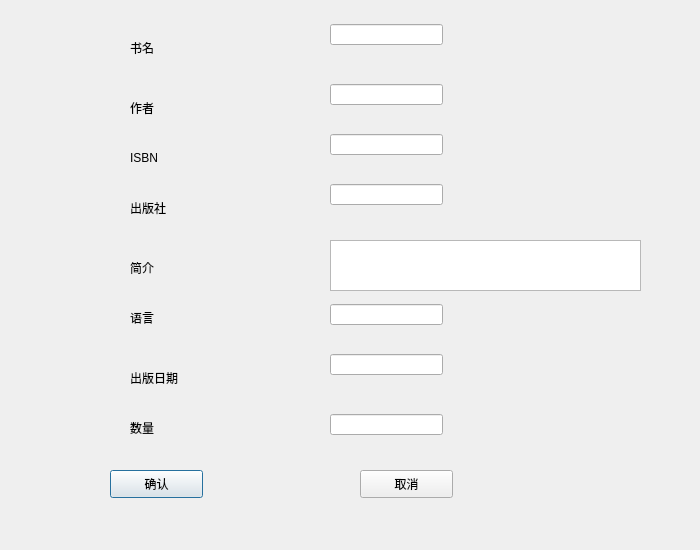
The window that resources/form/updatebook.ui (Minevitably/LibraryManagement) describes before a commit, drawn with Qt 5.
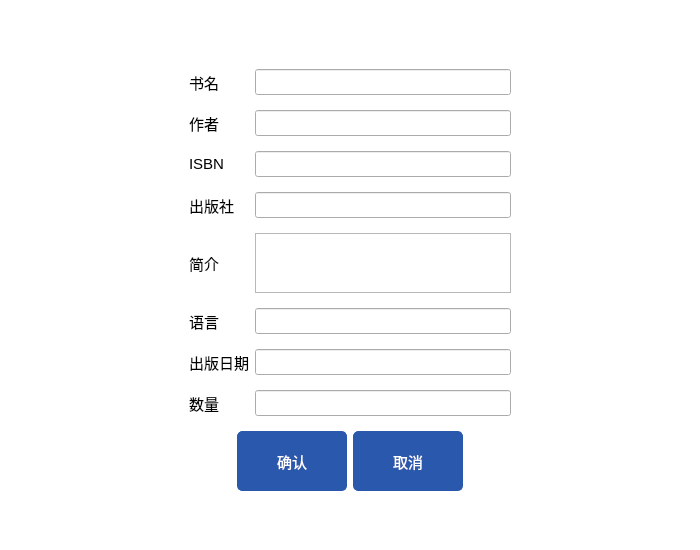
The same window after the commit.

Commit message: ui大更新 移除无意义button 移除左下角退出登录按钮和label

Patch:
```diff
--- a/resources/form/updatebook.ui
+++ b/resources/form/updatebook.ui
@@ -13,216 +13,384 @@
   <property name="windowTitle">
    <string>updatebook</string>
   </property>
-  <widget class="QLabel" name="label_2">
-   <property name="geometry">
-    <rect>
-     <x>130</x>
-     <y>100</y>
-     <width>72</width>
-     <height>15</height>
-    </rect>
-   </property>
-   <property name="text">
-    <string>作者</string>
-   </property>
-  </widget>
-  <widget class="QLabel" name="label">
-   <property name="geometry">
-    <rect>
-     <x>130</x>
-     <y>40</y>
-     <width>72</width>
-     <height>15</height>
-    </rect>
-   </property>
-   <property name="text">
-    <string>书名</string>
-   </property>
-  </widget>
-  <widget class="QLabel" name="label_7">
-   <property name="geometry">
-    <rect>
-     <x>130</x>
-     <y>370</y>
-     <width>72</width>
-     <height>15</height>
-    </rect>
-   </property>
-   <property name="text">
-    <string>出版日期</string>
-   </property>
-  </widget>
-  <widget class="QLabel" name="label_3">
-   <property name="geometry">
-    <rect>
-     <x>130</x>
-     <y>150</y>
-     <width>72</width>
-     <height>15</height>
-    </rect>
-   </property>
-   <property name="text">
-    <string>ISBN</string>
-   </property>
-  </widget>
-  <widget class="QLabel" name="label_4">
-   <property name="geometry">
-    <rect>
-     <x>130</x>
-     <y>200</y>
-     <width>72</width>
-     <height>15</height>
-    </rect>
-   </property>
-   <property name="text">
-    <string>出版社</string>
-   </property>
-  </widget>
-  <widget class="QPushButton" name="btnOK">
-   <property name="geometry">
-    <rect>
-     <x>110</x>
-     <y>470</y>
-     <width>93</width>
-     <height>28</height>
-    </rect>
-   </property>
-   <property name="text">
-    <string>确认</string>
-   </property>
-  </widget>
-  <widget class="QLabel" name="label_6">
-   <property name="geometry">
-    <rect>
-     <x>130</x>
-     <y>310</y>
-     <width>72</width>
-     <height>15</height>
-    </rect>
-   </property>
-   <property name="text">
-    <string>语言</string>
-   </property>
-  </widget>
-  <widget class="QPushButton" name="btnCancel">
-   <property name="geometry">
-    <rect>
-     <x>360</x>
-     <y>470</y>
-     <width>93</width>
-     <height>28</height>
-    </rect>
-   </property>
-   <property name="text">
-    <string>取消</string>
-   </property>
-  </widget>
-  <widget class="QLabel" name="label_5">
-   <property name="geometry">
-    <rect>
-     <x>130</x>
-     <y>260</y>
-     <width>72</width>
-     <height>15</height>
-    </rect>
-   </property>
-   <property name="text">
-    <string>简介</string>
-   </property>
-  </widget>
-  <widget class="QLabel" name="label_15">
-   <property name="geometry">
-    <rect>
-     <x>130</x>
-     <y>420</y>
-     <width>72</width>
-     <height>15</height>
-    </rect>
-   </property>
-   <property name="text">
-    <string>数量</string>
-   </property>
-  </widget>
-  <widget class="QLineEdit" name="lineEditTitle">
-   <property name="geometry">
-    <rect>
-     <x>330</x>
-     <y>24</y>
-     <width>113</width>
-     <height>21</height>
-    </rect>
-   </property>
-  </widget>
-  <widget class="QLineEdit" name="lineEditAuthor">
-   <property name="geometry">
-    <rect>
-     <x>330</x>
-     <y>84</y>
-     <width>113</width>
-     <height>21</height>
-    </rect>
-   </property>
-  </widget>
-  <widget class="QLineEdit" name="lineEditIsbn">
-   <property name="geometry">
-    <rect>
-     <x>330</x>
-     <y>134</y>
-     <width>113</width>
-     <height>21</height>
-    </rect>
-   </property>
-  </widget>
-  <widget class="QLineEdit" name="lineEditPublisher">
-   <property name="geometry">
-    <rect>
-     <x>330</x>
-     <y>184</y>
-     <width>113</width>
-     <height>21</height>
-    </rect>
-   </property>
-  </widget>
-  <widget class="QLineEdit" name="lineEditLanguage">
-   <property name="geometry">
-    <rect>
-     <x>330</x>
-     <y>304</y>
-     <width>113</width>
-     <height>21</height>
-    </rect>
-   </property>
-  </widget>
-  <widget class="QLineEdit" name="lineEditPublishDate">
-   <property name="geometry">
-    <rect>
-     <x>330</x>
-     <y>354</y>
-     <width>113</width>
-     <height>21</height>
-    </rect>
-   </property>
-  </widget>
-  <widget class="QLineEdit" name="lineEditQuantity">
-   <property name="geometry">
-    <rect>
-     <x>330</x>
-     <y>414</y>
-     <width>113</width>
-     <height>21</height>
-    </rect>
-   </property>
-  </widget>
-  <widget class="QTextEdit" name="textEditDescription">
-   <property name="geometry">
-    <rect>
-     <x>330</x>
-     <y>240</y>
-     <width>311</width>
-     <height>51</height>
-    </rect>
-   </property>
-  </widget>
+  <property name="styleSheet">
+   <string notr="true">#updatebook {
+	background-color: rgb(255, 255, 255);
+}</string>
+  </property>
+  <layout class="QVBoxLayout" name="verticalLayout">
+   <item>
+    <spacer name="verticalSpacer">
+     <property name="orientation">
+      <enum>Qt::Vertical</enum>
+     </property>
+     <property name="sizeHint" stdset="0">
+      <size>
+       <width>20</width>
+       <height>35</height>
+      </size>
+     </property>
+    </spacer>
+   </item>
+   <item>
+    <layout class="QHBoxLayout" name="horizontalLayout">
+     <item>
+      <spacer name="horizontalSpacer">
+       <property name="orientation">
+        <enum>Qt::Horizontal</enum>
+       </property>
+       <property name="sizeHint" stdset="0">
+        <size>
+         <width>40</width>
+         <height>20</height>
+        </size>
+       </property>
+      </spacer>
+     </item>
+     <item>
+      <widget class="QWidget" name="widget" native="true">
+       <layout class="QGridLayout" name="gridLayout">
+        <property name="verticalSpacing">
+         <number>15</number>
+        </property>
+        <item row="1" column="1">
+         <widget class="QLineEdit" name="lineEditAuthor">
+          <property name="font">
+           <font>
+            <family>Arial</family>
+            <pointsize>11</pointsize>
+           </font>
+          </property>
+         </widget>
+        </item>
+        <item row="4" column="1">
+         <widget class="QTextEdit" name="textEditDescription">
+          <property name="minimumSize">
+           <size>
+            <width>0</width>
+            <height>40</height>
+           </size>
+          </property>
+          <property name="maximumSize">
+           <size>
+            <width>16777215</width>
+            <height>60</height>
+           </size>
+          </property>
+          <property name="font">
+           <font>
+            <family>Arial</family>
+            <pointsize>11</pointsize>
+           </font>
+          </property>
+         </widget>
+        </item>
+        <item row="6" column="1">
+         <widget class="QLineEdit" name="lineEditPublishDate">
+          <property name="font">
+           <font>
+            <family>Arial</family>
+            <pointsize>11</pointsize>
+           </font>
+          </property>
+         </widget>
+        </item>
+        <item row="3" column="0">
+         <widget class="QLabel" name="label_4">
+          <property name="font">
+           <font>
+            <family>Arial</family>
+            <pointsize>11</pointsize>
+           </font>
+          </property>
+          <property name="text">
+           <string>出版社</string>
+          </property>
+         </widget>
+        </item>
+        <item row="2" column="0">
+         <widget class="QLabel" name="label_3">
+          <property name="font">
+           <font>
+            <family>Arial</family>
+            <pointsize>11</pointsize>
+           </font>
+          </property>
+          <property name="text">
+           <string>ISBN</string>
+          </property>
+         </widget>
+        </item>
+        <item row="4" column="0">
+         <widget class="QLabel" name="label_5">
+          <property name="font">
+           <font>
+            <family>Arial</family>
+            <pointsize>11</pointsize>
+           </font>
+          </property>
+          <property name="text">
+           <string>简介</string>
+          </property>
+         </widget>
+        </item>
+        <item row="0" column="1">
+         <widget class="QLineEdit" name="lineEditTitle">
+          <property name="font">
+           <font>
+            <family>Arial</family>
+            <pointsize>11</pointsize>
+           </font>
+          </property>
+         </widget>
+        </item>
+        <item row="3" column="1">
+         <widget class="QLineEdit" name="lineEditPublisher">
+          <property name="font">
+           <font>
+            <family>Arial</family>
+            <pointsize>11</pointsize>
+           </font>
+          </property>
+         </widget>
+        </item>
+        <item row="2" column="1">
+         <widget class="QLineEdit" name="lineEditIsbn">
+          <property name="font">
+           <font>
+            <family>Arial</family>
+            <pointsize>11</pointsize>
+           </font>
+          </property>
+         </widget>
+        </item>
+        <item row="5" column="0">
+         <widget class="QLabel" name="label_6">
+          <property name="font">
+           <font>
+            <family>Arial</family>
+            <pointsize>11</pointsize>
+           </font>
+          </property>
+          <property name="text">
+           <string>语言</string>
+          </property>
+         </widget>
+        </item>
+        <item row="1" column="0">
+         <widget class="QLabel" name="label_2">
+          <property name="font">
+           <font>
+            <family>Arial</family>
+            <pointsize>11</pointsize>
+           </font>
+          </property>
+          <property name="text">
+           <string>作者</string>
+          </property>
+         </widget>
+        </item>
+        <item row="5" column="1">
+         <widget class="QLineEdit" name="lineEditLanguage">
+          <property name="font">
+           <font>
+            <family>Arial</family>
+            <pointsize>11</pointsize>
+           </font>
+          </property>
+         </widget>
+        </item>
+        <item row="6" column="0">
+         <widget class="QLabel" name="label_7">
+          <property name="font">
+           <font>
+            <family>Arial</family>
+            <pointsize>11</pointsize>
+           </font>
+          </property>
+          <property name="text">
+           <string>出版日期</string>
+          </property>
+         </widget>
+        </item>
+        <item row="0" column="0">
+         <widget class="QLabel" name="label">
+          <property name="font">
+           <font>
+            <family>Arial</family>
+            <pointsize>11</pointsize>
+           </font>
+          </property>
+          <property name="text">
+           <string>书名</string>
+          </property>
+         </widget>
+        </item>
+        <item row="7" column="0">
+         <widget class="QLabel" name="label_15">
+          <property name="font">
+           <font>
+            <family>Arial</family>
+            <pointsize>11</pointsize>
+           </font>
+          </property>
+          <property name="text">
+           <string>数量</string>
+          </property>
+         </widget>
+        </item>
+        <item row="7" column="1">
+         <widget class="QLineEdit" name="lineEditQuantity">
+          <property name="font">
+           <font>
+            <family>Arial</family>
+            <pointsize>11</pointsize>
+           </font>
+          </property>
+         </widget>
+        </item>
+       </layout>
+      </widget>
+     </item>
+     <item>
+      <spacer name="horizontalSpacer_2">
+       <property name="orientation">
+        <enum>Qt::Horizontal</enum>
+       </property>
+       <property name="sizeHint" stdset="0">
+        <size>
+         <width>40</width>
+         <height>20</height>
+        </size>
+       </property>
+      </spacer>
+     </item>
+    </layout>
+   </item>
+   <item>
+    <layout class="QHBoxLayout" name="horizontalLayout_2">
+     <item>
+      <spacer name="horizontalSpacer_3">
+       <property name="orientation">
+        <enum>Qt::Horizontal</enum>
+       </property>
+       <property name="sizeHint" stdset="0">
+        <size>
+         <width>40</width>
+         <height>20</height>
+        </size>
+       </property>
+      </spacer>
+     </item>
+     <item>
+      <widget class="QPushButton" name="btnOK">
+       <property name="minimumSize">
+        <size>
+         <width>110</width>
+         <height>60</height>
+        </size>
+       </property>
+       <property name="font">
+        <font>
+         <family>Arial</family>
+         <pointsize>11</pointsize>
+        </font>
+       </property>
+       <property name="styleSheet">
+        <string notr="true">QPushButton {
+    border: 1px solid rgb(42, 88, 173);
+    border-radius: 5px;
+    background-color: rgb(42, 88, 173);
+    color: white;
+    padding: 5px;  /* 可选：内边距 */
+}
+
+/* 鼠标悬停时改变背景色和边框 */
+QPushButton:hover {
+    background-color: rgb(30, 70, 150);  /* 更深的蓝色 */
+    border: 1px solid rgb(30, 70, 150);
+}
+
+/* 鼠标按下时效果（可选） */
+QPushButton:pressed {
+    background-color: rgb(20, 50, 120);  /* 更深的颜色 */
+    border: 1px solid rgb(20, 50, 120);
+}</string>
+       </property>
+       <property name="text">
+        <string>确认</string>
+       </property>
+      </widget>
+     </item>
+     <item>
+      <widget class="QPushButton" name="btnCancel">
+       <property name="minimumSize">
+        <size>
+         <width>110</width>
+         <height>60</height>
+        </size>
+       </property>
+       <property name="font">
+        <font>
+         <family>Arial</family>
+         <pointsize>11</pointsize>
+        </font>
+       </property>
+       <property name="styleSheet">
+        <string notr="true">QPushButton {
+    border: 1px solid rgb(42, 88, 173);
+    border-radius: 5px;
+    background-color: rgb(42, 88, 173);
+    color: white;
+    padding: 5px;  /* 可选：内边距 */
+}
+
+/* 鼠标悬停时改变背景色和边框 */
+QPushButton:hover {
+    background-color: rgb(30, 70, 150);  /* 更深的蓝色 */
+    border: 1px solid rgb(30, 70, 150);
+}
+
+/* 鼠标按下时效果（可选） */
+QPushButton:pressed {
+    background-color: rgb(20, 50, 120);  /* 更深的颜色 */
+    border: 1px solid rgb(20, 50, 120);
+}</string>
+       </property>
+       <property name="text">
+        <string>取消</string>
+       </property>
+      </widget>
+     </item>
+     <item>
+      <spacer name="horizontalSpacer_4">
+       <property name="orientation">
+        <enum>Qt::Horizontal</enum>
+       </property>
+       <property name="sizeHint" stdset="0">
+        <size>
+         <width>40</width>
+         <height>20</height>
+        </size>
+       </property>
+      </spacer>
+     </item>
+    </layout>
+   </item>
+   <item>
+    <spacer name="verticalSpacer_3">
+     <property name="orientation">
+      <enum>Qt::Vertical</enum>
+     </property>
+     <property name="sizeHint" stdset="0">
+      <size>
+       <width>20</width>
+       <height>40</height>
+      </size>
+     </property>
+    </spacer>
+   </item>
+  </layout>
  </widget>
  <resources/>
  <connections/>
```
The commit also changes 3 other files.
